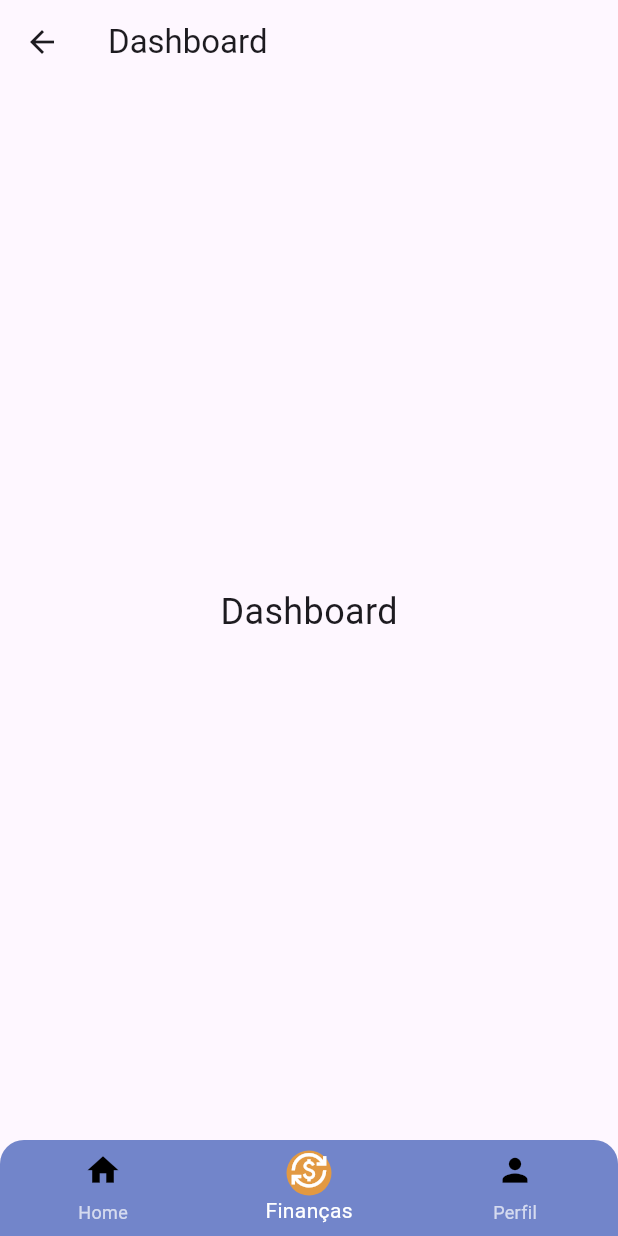
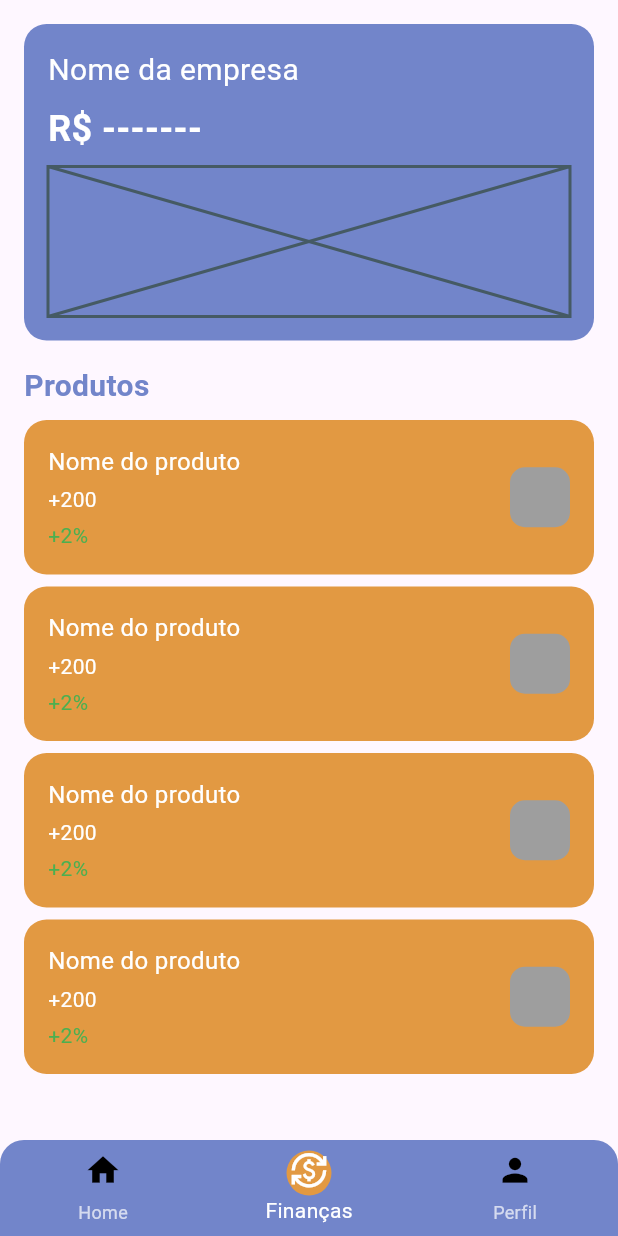
Before and after one commit to DavidHenrique2106/Precificando, a Flutter app: the DashboardPage screen opened by its route, on a phone screen of 412 x 824 dp. Run offline on Flutter 3.47's test engine with Material 3 defaults, Android fonts, the phone set to English and light mode, and no system bars; our stand-ins replace carousel_slider, image_picker, parse_server_sdk_flutter.

Commit message:
add:style dashboard

```diff
--- a/lib/financas/dashboard.dart
+++ b/lib/financas/dashboard.dart
@@ -3,6 +3,7 @@ import 'package:parse_server_sdk_flutter/parse_server_sdk_flutter.dart';
 import 'package:flora/homeUser/home_page.dart';
 import 'package:flora/perfil/profile_page.dart';
 import 'package:flora/financas/dashboard.dart';
+import 'package:flora/financas/detalhes.dart';
 
 void main() async {
   WidgetsFlutterBinding.ensureInitialized();
@@ -96,13 +97,121 @@ class _DashboardPageState extends State<DashboardPage> {
   @override
   Widget build(BuildContext context) {
     return Scaffold(
-      appBar: AppBar(
-        title: Text('Dashboard'),
-      ),
-      body: Center(
-        child: Text(
-          'Dashboard',
-          style: TextStyle(fontSize: 24),
+      body: SingleChildScrollView(
+        child: Padding(
+          padding: const EdgeInsets.all(16.0),
+          child: Column(
+            crossAxisAlignment: CrossAxisAlignment.start,
+            children: [
+              Container(
+                padding: EdgeInsets.all(16),
+                decoration: BoxDecoration(
+                  color: Color.fromRGBO(114, 133, 202, 1),
+                  borderRadius: BorderRadius.circular(15),
+                ),
+                child: Column(
+                  crossAxisAlignment: CrossAxisAlignment.start,
+                  children: [
+                    Text(
+                      'Nome da empresa',
+                      style: TextStyle(
+                        color: Colors.white,
+                        fontSize: 20,
+                      ),
+                    ),
+                    SizedBox(height: 8),
+                    Text(
+                      'R\$ -------',
+                      style: TextStyle(
+                        color: Colors.white,
+                        fontSize: 24,
+                        fontWeight: FontWeight.bold,
+                      ),
+                    ),
+                    SizedBox(height: 8),
+                    Container(
+                      height: 100,
+                      child: Placeholder(), // Placeholder for the graph
+                    ),
+                  ],
+                ),
+              ),
+              SizedBox(height: 16),
+              Text(
+                'Produtos',
+                style: TextStyle(
+                  fontSize: 20,
+                  fontWeight: FontWeight.bold,
+                  color: Color.fromRGBO(114, 133, 202, 1),
+                ),
+              ),
+              SizedBox(height: 8),
+              ListView.builder(
+                shrinkWrap: true,
+                physics: NeverScrollableScrollPhysics(),
+                itemCount: 4, // Adjust the number of products
+                itemBuilder: (context, index) {
+                  return GestureDetector(
+                    onTap: () {
+                      Navigator.push(
+                        context,
+                        MaterialPageRoute(builder: (context) => DetailPage()),
+                      );
+                    },
+                    child: Container(
+                      margin: EdgeInsets.only(bottom: 8),
+                      padding: EdgeInsets.all(16),
+                      decoration: BoxDecoration(
+                        color: Color.fromRGBO(226, 153, 66, 1),
+                        borderRadius: BorderRadius.circular(15),
+                      ),
+                      child: Row(
+                        mainAxisAlignment: MainAxisAlignment.spaceBetween,
+                        children: [
+                          Column(
+                            crossAxisAlignment: CrossAxisAlignment.start,
+                            children: [
+                              Text(
+                                'Nome do produto',
+                                style: TextStyle(
+                                  color: Colors.white,
+                                  fontSize: 16,
+                                ),
+                              ),
+                              SizedBox(height: 4),
+                              Text(
+                                '+200',
+                                style: TextStyle(
+                                  color: Colors.white,
+                                  fontSize: 14,
+                                ),
+                              ),
+                              SizedBox(height: 4),
+                              Text(
+                                '+2%',
+                                style: TextStyle(
+                                  color: Colors.green,
+                                  fontSize: 14,
+                                ),
+                              ),
+                            ],
+                          ),
+                          Container(
+                            width: 40,
+                            height: 40,
+                            decoration: BoxDecoration(
+                              color: Colors.grey,
+                              borderRadius: BorderRadius.circular(10),
+                            ),
+                          ),
+                        ],
+                      ),
+                    ),
+                  );
+                },
+              ),
+            ],
+          ),
         ),
       ),
       bottomNavigationBar: Theme(
```
Also changed, not shown: lib/financas/detalhes.dart (added, +299 -0 lines).
